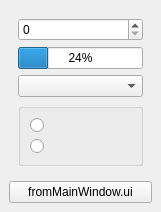
Old version of the form _4_task_widgets/mainwindow.ui in the repository Odionyx/qtcrt.
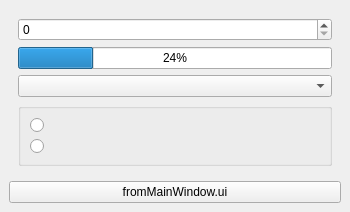
New version of the form.

Diff of the .ui file:
```diff
--- a/_4_task_widgets/mainwindow.ui
+++ b/_4_task_widgets/mainwindow.ui
@@ -6,8 +6,8 @@
    <rect>
     <x>0</x>
     <y>0</y>
-    <width>161</width>
-    <height>174</height>
+    <width>350</width>
+    <height>204</height>
    </rect>
   </property>
   <property name="windowTitle">
```
